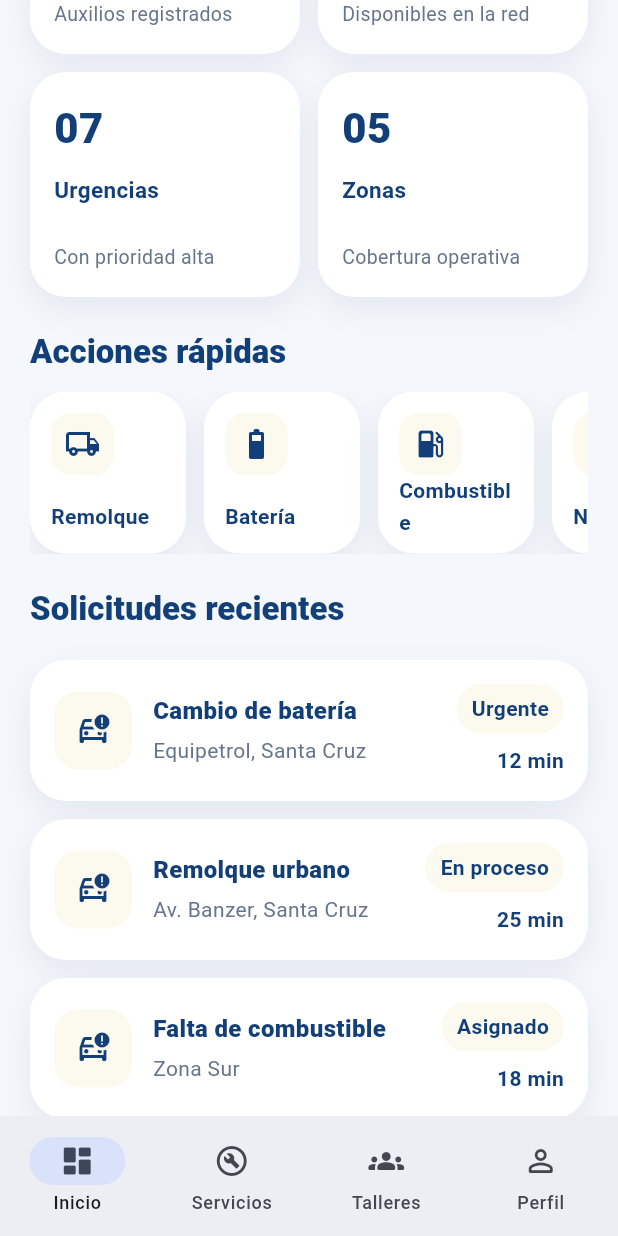
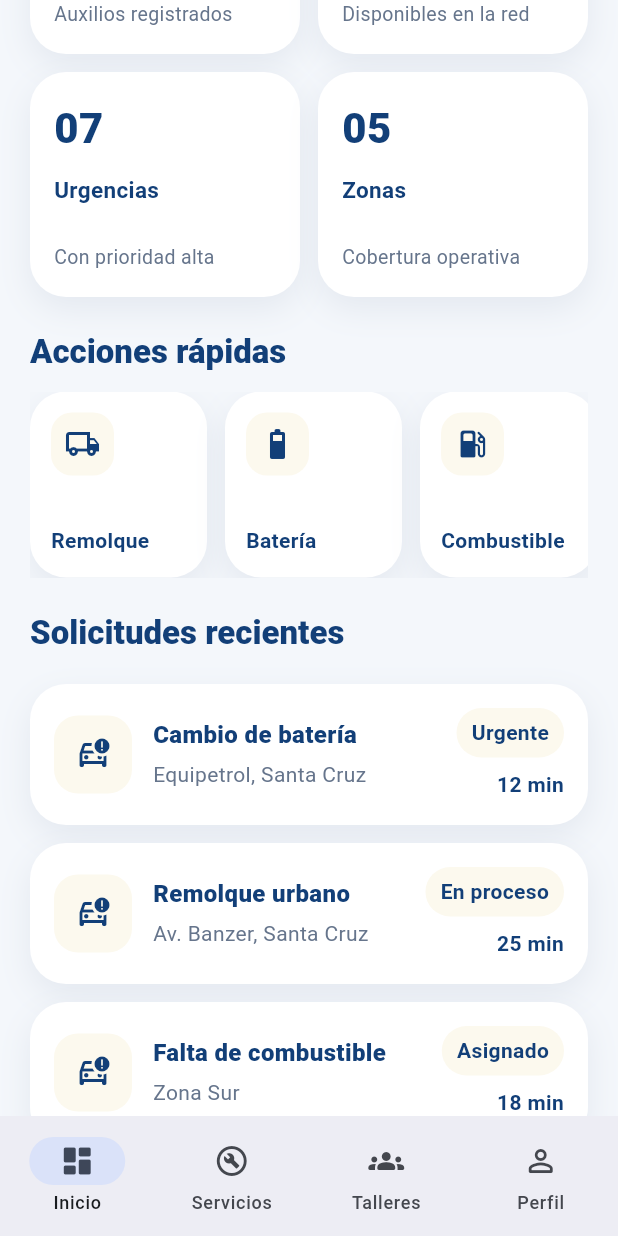
Before and after one commit to Noelia-Ali-F/F.I.C.C.T.-Primer-Parcial-Si2-Movil, a Flutter app: the screen it shows after launch, scrolled down 576 dp, on a phone screen of 412 x 824 dp. Run offline on Flutter 3.47's test engine with Material 3 defaults, Android fonts, the phone set to English and light mode, and no system bars.

Commit message:
update template

```diff
--- a/lib/main.dart
+++ b/lib/main.dart
@@ -386,7 +386,7 @@ class _QuickActions extends StatelessWidget {
     ];
 
     return SizedBox(
-      height: 108,
+      height: 124,
       child: ListView.separated(
         scrollDirection: Axis.horizontal,
         itemCount: items.length,
@@ -394,7 +394,7 @@ class _QuickActions extends StatelessWidget {
         itemBuilder: (context, index) {
           final item = items[index];
           return Container(
-            width: 104,
+            width: 118,
             padding: const EdgeInsets.all(14),
             decoration: BoxDecoration(
               color: Colors.white,
@@ -419,12 +419,19 @@ class _QuickActions extends StatelessWidget {
                   ),
                   child: Icon(item.$1, color: const Color(0xFF123F78)),
                 ),
-                const Spacer(),
-                Text(
-                  item.$2,
-                  style: const TextStyle(
-                    fontWeight: FontWeight.w700,
-                    color: Color(0xFF123F78),
+                const SizedBox(height: 12),
+                Expanded(
+                  child: Align(
+                    alignment: Alignment.bottomLeft,
+                    child: Text(
+                      item.$2,
+                      maxLines: 2,
+                      overflow: TextOverflow.ellipsis,
+                      style: const TextStyle(
+                        fontWeight: FontWeight.w700,
+                        color: Color(0xFF123F78),
+                      ),
+                    ),
                   ),
                 ),
               ],
```
Also changed, not shown: pubspec.lock (added), 5 other files.
